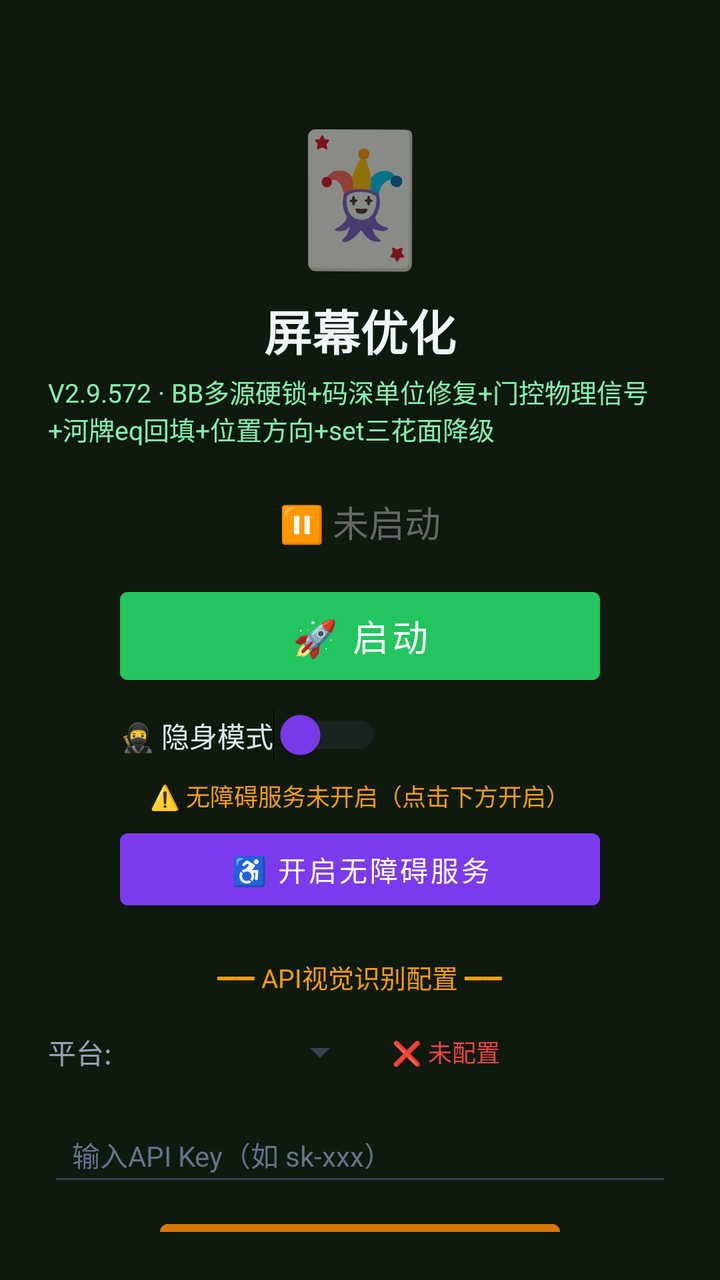
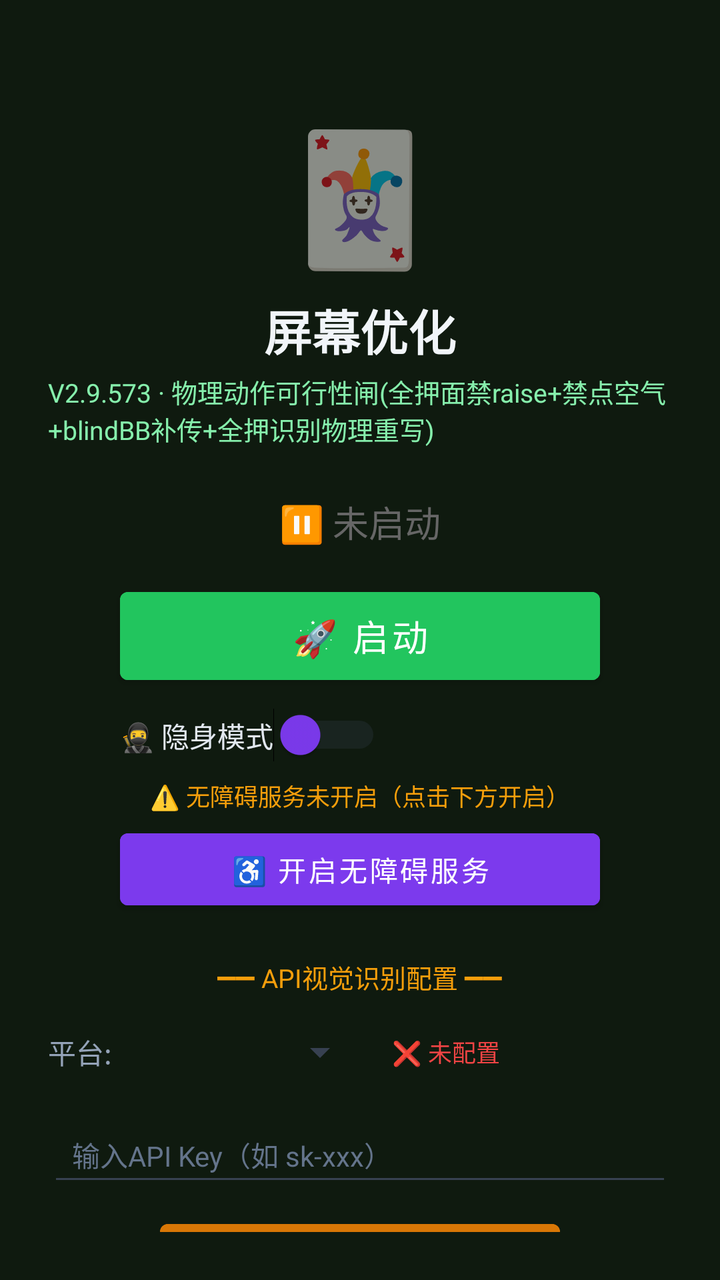

An Android layout rendered at two revisions. The XML below is the earlier revision; the diff shows what the commit changed to produce the second picture.
<!-- AndroidManifest.xml: activity theme Theme.MjScreenshot -->
<!-- res/layout/activity_main.xml -->
<?xml version="1.0" encoding="utf-8"?>
<LinearLayout xmlns:android="http://schemas.android.com/apk/res/android"
    android:layout_width="match_parent"
    android:layout_height="match_parent"
    android:orientation="vertical"
    android:background="#0f1a0f"
    android:padding="24dp"
    android:gravity="center_horizontal">

    <TextView
        android:layout_width="wrap_content"
        android:layout_height="wrap_content"
        android:text="🃏"
        android:textSize="64sp"
        android:layout_marginTop="30dp" />

    <TextView
        android:layout_width="wrap_content"
        android:layout_height="wrap_content"
        android:text="屏幕优化"
        android:textSize="24sp"
        android:textColor="#f1f5f9"
        android:textStyle="bold"
        android:layout_marginTop="8dp" />

    <TextView
        android:layout_width="wrap_content"
        android:layout_height="wrap_content"
        android:text="V2.9.572 · BB多源硬锁+码深单位修复+门控物理信号+河牌eq回填+位置方向+set三花面降级"
        android:textSize="13sp"
        android:textColor="#86efac"
        android:layout_marginTop="4dp" />

    <TextView
        android:id="@+id/tvStatus"
        android:layout_width="wrap_content"
        android:layout_height="wrap_content"
        android:text="⏸ 未启动"
        android:textSize="18sp"
        android:textColor="#666666"
        android:layout_marginTop="24dp" />

    <Button
        android:id="@+id/btnStart"
        android:layout_width="240dp"
        android:layout_height="56dp"
        android:text="🚀 启动"
        android:textSize="18sp"
        android:textColor="#ffffff"
        android:backgroundTint="#22c55e"
        android:layout_marginTop="16dp" />

    <Button
        android:id="@+id/btnHelper"
        android:layout_width="240dp"
        android:layout_height="56dp"
        android:text="🃏 打开智囊"
        android:textSize="16sp"
        android:textColor="#ffffff"
        android:backgroundTint="#16a34a"
        android:layout_marginTop="12dp"
        android:visibility="gone" />

    
    <LinearLayout
        android:layout_width="240dp"
        android:layout_height="wrap_content"
        android:orientation="horizontal"
        android:gravity="center_vertical"
        android:layout_marginTop="8dp">

        <Switch
            android:id="@+id/switchStealth"
            android:layout_width="wrap_content"
            android:layout_height="wrap_content"
            android:text="🥷 隐身模式"
            android:textColor="#e2e8f0"
            android:textSize="14sp"
            android:thumbTint="#7c3aed"
            android:trackTint="#374151" />
    </LinearLayout>

    <TextView
        android:id="@+id/tvAccessibilityStatus"
        android:layout_width="wrap_content"
        android:layout_height="wrap_content"
        android:text="⚠️ 无障碍服务未开启（点击下方开启）"
        android:textSize="12sp"
        android:textColor="#f59e0b"
        android:layout_marginTop="8dp"
        android:gravity="center" />

    <Button
        android:id="@+id/btnAccessibility"
        android:layout_width="240dp"
        android:layout_height="48dp"
        android:text="♿ 开启无障碍服务"
        android:textSize="14sp"
        android:textColor="#ffffff"
        android:backgroundTint="#7c3aed"
        android:layout_marginTop="4dp" />

    <TextView
        android:layout_width="wrap_content"
        android:layout_height="wrap_content"
        android:text="━━ API视觉识别配置 ━━"
        android:textSize="13sp"
        android:textColor="#f59e0b"
        android:layout_marginTop="20dp" />

    <LinearLayout
        android:layout_width="match_parent"
        android:layout_height="wrap_content"
        android:orientation="horizontal"
        android:layout_marginTop="8dp"
        android:gravity="center_vertical">

        <TextView
            android:layout_width="wrap_content"
            android:layout_height="wrap_content"
            android:text="平台:"
            android:textSize="14sp"
            android:textColor="#94a3b8" />

        <Spinner
            android:id="@+id/spinnerProvider"
            android:layout_width="120dp"
            android:layout_height="40dp"
            android:layout_marginStart="8dp"
            android:backgroundTint="#374151" />

        <TextView
            android:id="@+id/tvApiStatus"
            android:layout_width="wrap_content"
            android:layout_height="wrap_content"
            android:text="❌ 未配置"
            android:textSize="12sp"
            android:textColor="#ef4444"
            android:layout_marginStart="12dp" />
    </LinearLayout>

    <EditText
        android:id="@+id/etApiKey"
        android:layout_width="match_parent"
        android:layout_height="44dp"
        android:hint="输入API Key（如 sk-xxx）"
        android:textSize="14sp"
        android:textColor="#e2e8f0"
        android:textColorHint="#64748b"
        android:backgroundTint="#374151"
        android:inputType="textPassword"
        android:layout_marginTop="8dp"
        android:paddingStart="12dp"
        android:paddingEnd="12dp" />

    <Button
        android:id="@+id/btnSaveApi"
        android:layout_width="200dp"
        android:layout_height="44dp"
        android:text="💾 保存API配置"
        android:textSize="14sp"
        android:textColor="#ffffff"
        android:backgroundTint="#d97706"
        android:layout_marginTop="8dp" />

    <TextView
        android:id="@+id/tvHint"
        android:layout_width="wrap_content"
        android:layout_height="wrap_content"
        android:text="先点上方按钮启动截屏"
        android:textSize="13sp"
        android:textColor="#666666"
        android:layout_marginTop="12dp"
        android:gravity="center" />

    <TextView
        android:layout_width="wrap_content"
        android:layout_height="wrap_content"
        android:text="使用步骤：\n1. 配置API Key（支持OpenAI/通义千问VL/硅基流动）\n2. 点「开启无障碍服务」→ 开启\n3. 开启「🥷隐身模式」(反检测)\n4. 点「启动」→ 允许悬浮窗\n5. 打牌时点屏幕上的🎯悬浮球即可截屏识别\n★ 拖动悬浮球可移到不挡牌的位置 ★\n★ 长按悬浮球可展开/收起详细面板 ★\n★ 悬浮球边框颜色=建议：绿=加注 橙=跟注 红=弃牌 ★"
        android:textSize="12sp"
        android:textColor="#64748b"
        android:layout_marginTop="12dp"
        android:lineSpacingExtra="3dp" />

</LinearLayout>
<!-- resources referenced by this layout -->
<resources>
  <style name="Theme.MjScreenshot" parent="Theme.MaterialComponents.DayNight.DarkActionBar">
          <item name="colorPrimary">#1e40af</item>
          <item name="colorPrimaryVariant">#1e3a8a</item>
          <item name="colorOnPrimary">#ffffff</item>
          <item name="android:statusBarColor">#0f172a</item>
      </style>
</resources>

<!-- the commit's change to res/layout/activity_main.xml (unified diff, before → after) -->
@@ -26,7 +26,7 @@
     <TextView
         android:layout_width="wrap_content"
         android:layout_height="wrap_content"
-        android:text="V2.9.572 · BB多源硬锁+码深单位修复+门控物理信号+河牌eq回填+位置方向+set三花面降级"
+        android:text="V2.9.573 · 物理动作可行性闸(全押面禁raise+禁点空气+blindBB补传+全押识别物理重写)"
         android:textSize="13sp"
         android:textColor="#86efac"
         android:layout_marginTop="4dp" />
